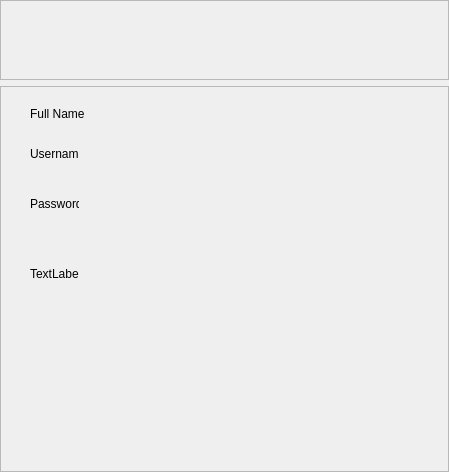
Before: the Qt Designer form views/login/register.ui in bhhoang/newspaper-project, drawn with Qt 5.
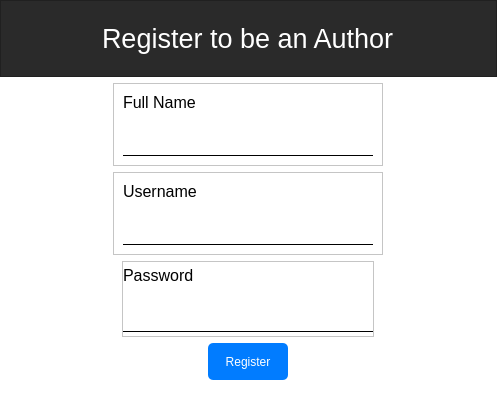
After: the same form once the commit is applied.

Commit message: Complete register form, need icon for both ui

What changed in the file:
```diff
--- a/views/login/register.ui
+++ b/views/login/register.ui
@@ -6,13 +6,50 @@
    <rect>
     <x>0</x>
     <y>0</y>
-    <width>449</width>
-    <height>472</height>
+    <width>497</width>
+    <height>400</height>
    </rect>
   </property>
+  <property name="minimumSize">
+   <size>
+    <width>497</width>
+    <height>0</height>
+   </size>
+  </property>
+  <property name="maximumSize">
+   <size>
+    <width>510</width>
+    <height>400</height>
+   </size>
+  </property>
   <property name="windowTitle">
    <string>MainWindow</string>
   </property>
+  <property name="styleSheet">
+   <string notr="true">.QLineEdit{
+	width: 250%;
+	height: auto;
+	border:none;
+	border-bottom: 1px solid black
+}
+.QPushButton{
+	background-color: rgb(1, 124, 255);
+	border-radius: 5px;
+	width: 80%;
+	height: auto;
+	color: white;
+	border:none
+}
+.QPushButton:focus{
+	background-color: rgb(0, 50, 255);
+	pointer-events:none;
+	border: none
+}
+
+*{	
+	background-color: white
+}</string>
+  </property>
   <widget class="QWidget" name="centralwidget">
    <layout class="QVBoxLayout" name="verticalLayout">
     <property name="leftMargin">
@@ -25,25 +62,123 @@
      <number>0</number>
     </property>
     <property name="bottomMargin">
-     <number>0</number>
+     <number>20</number>
     </property>
     <item>
-     <widget class="QFrame" name="frame">
+     <widget class="QFrame" name="frame_3">
       <property name="maximumSize">
        <size>
         <width>16777215</width>
-        <height>80</height>
+        <height>160</height>
        </size>
       </property>
+      <property name="styleSheet">
+       <string notr="true">background-color: rgb(42, 42, 42);
+color: white</string>
+      </property>
       <property name="frameShape">
        <enum>QFrame::StyledPanel</enum>
       </property>
       <property name="frameShadow">
        <enum>QFrame::Raised</enum>
       </property>
+      <layout class="QHBoxLayout" name="horizontalLayout">
+       <item alignment="Qt::AlignHCenter|Qt::AlignVCenter">
+        <widget class="QLabel" name="label_3">
+         <property name="font">
+          <font>
+           <pointsize>20</pointsize>
+          </font>
+         </property>
+         <property name="text">
+          <string>Register to be an Author</string>
+         </property>
+        </widget>
+       </item>
+      </layout>
      </widget>
     </item>
-    <item>
+    <item alignment="Qt::AlignHCenter">
+     <widget class="QFrame" name="frame_4">
+      <property name="frameShape">
+       <enum>QFrame::StyledPanel</enum>
+      </property>
+      <property name="frameShadow">
+       <enum>QFrame::Raised</enum>
+      </property>
+      <layout class="QVBoxLayout" name="verticalLayout_4">
+       <item>
+        <widget class="QLabel" name="label_4">
+         <property name="maximumSize">
+          <size>
+           <width>16777215</width>
+           <height>20</height>
+          </size>
+         </property>
+         <property name="font">
+          <font>
+           <pointsize>12</pointsize>
+           <bold>false</bold>
+          </font>
+         </property>
+         <property name="text">
+          <string>Full Name</string>
+         </property>
+        </widget>
+       </item>
+       <item>
+        <widget class="QLineEdit" name="lineEdit_3">
+         <property name="font">
+          <font>
+           <pointsize>11</pointsize>
+          </font>
+         </property>
+        </widget>
+       </item>
+      </layout>
+     </widget>
+    </item>
+    <item alignment="Qt::AlignHCenter">
+     <widget class="QFrame" name="frame">
+      <property name="frameShape">
+       <enum>QFrame::StyledPanel</enum>
+      </property>
+      <property name="frameShadow">
+       <enum>QFrame::Raised</enum>
+      </property>
+      <layout class="QVBoxLayout" name="verticalLayout_2">
+       <item>
+        <widget class="QLabel" name="label">
+         <property name="maximumSize">
+          <size>
+           <width>16777215</width>
+           <height>20</height>
+          </size>
+         </property>
+         <property name="font">
+          <font>
+           <pointsize>12</pointsize>
+           <bold>false</bold>
+          </font>
+         </property>
+         <property name="text">
+          <string>Username</string>
+         </property>
+        </widget>
+       </item>
+       <item>
+        <widget class="QLineEdit" name="lineEdit">
+         <property name="font">
+          <font>
+           <pointsize>11</pointsize>
+          </font>
+         </property>
+        </widget>
+       </item>
+      </layout>
+     </widget>
+    </item>
+    <item alignment="Qt::AlignHCenter">
      <widget class="QFrame" name="frame_2">
       <property name="frameShape">
        <enum>QFrame::StyledPanel</enum>
@@ -51,58 +186,60 @@
       <property name="frameShadow">
        <enum>QFrame::Raised</enum>
       </property>
-      <widget class="QLabel" name="label">
-       <property name="geometry">
-        <rect>
-         <x>30</x>
-         <y>20</y>
-         <width>91</width>
-         <height>16</height>
-        </rect>
+      <layout class="QVBoxLayout" name="verticalLayout_3">
+       <property name="leftMargin">
+        <number>0</number>
        </property>
-       <property name="text">
-        <string>Full Name</string>
+       <property name="topMargin">
+        <number>0</number>
        </property>
-      </widget>
-      <widget class="QLabel" name="label_2">
-       <property name="geometry">
-        <rect>
-         <x>30</x>
-         <y>60</y>
-         <width>49</width>
-         <height>16</height>
-        </rect>
+       <property name="rightMargin">
+        <number>0</number>
        </property>
-       <property name="text">
-        <string>Username</string>
+       <property name="bottomMargin">
+        <number>0</number>
        </property>
-      </widget>
-      <widget class="QLabel" name="label_3">
-       <property name="geometry">
-        <rect>
-         <x>30</x>
-         <y>110</y>
-         <width>49</width>
-         <height>16</height>
-        </rect>
-       </property>
-       <property name="text">
-        <string>Password</string>
-       </property>
-      </widget>
-      <widget class="QLabel" name="label_4">
-       <property name="geometry">
-        <rect>
-         <x>30</x>
-         <y>180</y>
-         <width>49</width>
-         <height>16</height>
-        </rect>
-       </property>
-       <property name="text">
-        <string>TextLabel</string>
-       </property>
-      </widget>
+       <item>
+        <widget class="QLabel" name="label_2">
+         <property name="maximumSize">
+          <size>
+           <width>16777215</width>
+           <height>20</height>
+          </size>
+         </property>
+         <property name="font">
+          <font>
+           <pointsize>12</pointsize>
+          </font>
+         </property>
+         <property name="text">
+          <string>Password</string>
+         </property>
+        </widget>
+       </item>
+       <item>
+        <widget class="QLineEdit" name="lineEdit_2">
+         <property name="font">
+          <font>
+           <pointsize>11</pointsize>
+          </font>
+         </property>
+         <property name="echoMode">
+          <enum>QLineEdit::Password</enum>
+         </property>
+        </widget>
+       </item>
+      </layout>
+     </widget>
+    </item>
+    <item alignment="Qt::AlignHCenter">
+     <widget class="QPushButton" name="pushButton">
+      <property name="cursor">
+       <cursorShape>PointingHandCursor</cursorShape>
+      </property>
+      <property name="text">
+       <string>Register</string>
+      </property>
      </widget>
     </item>
    </layout>
```
